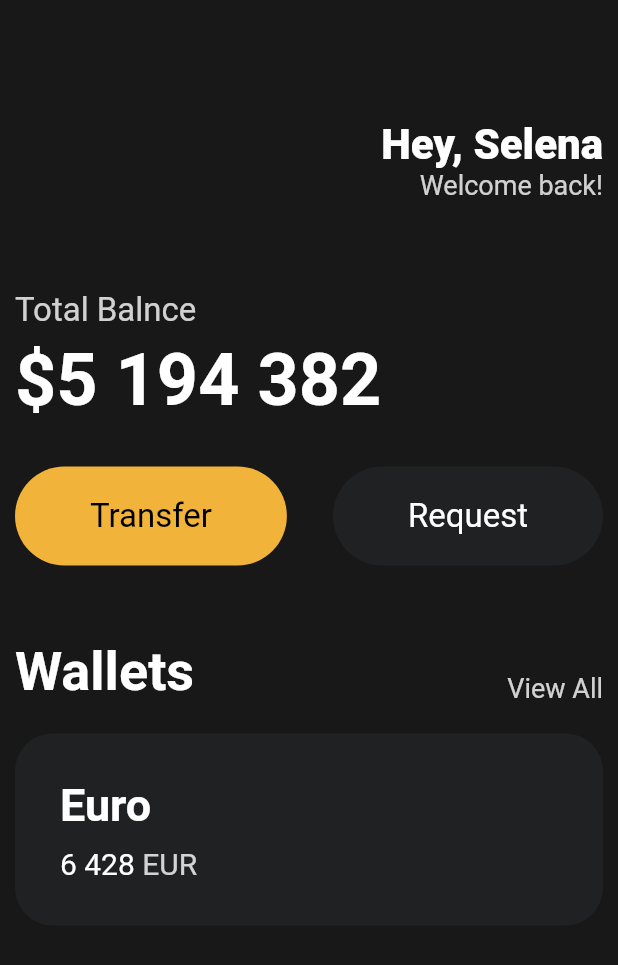
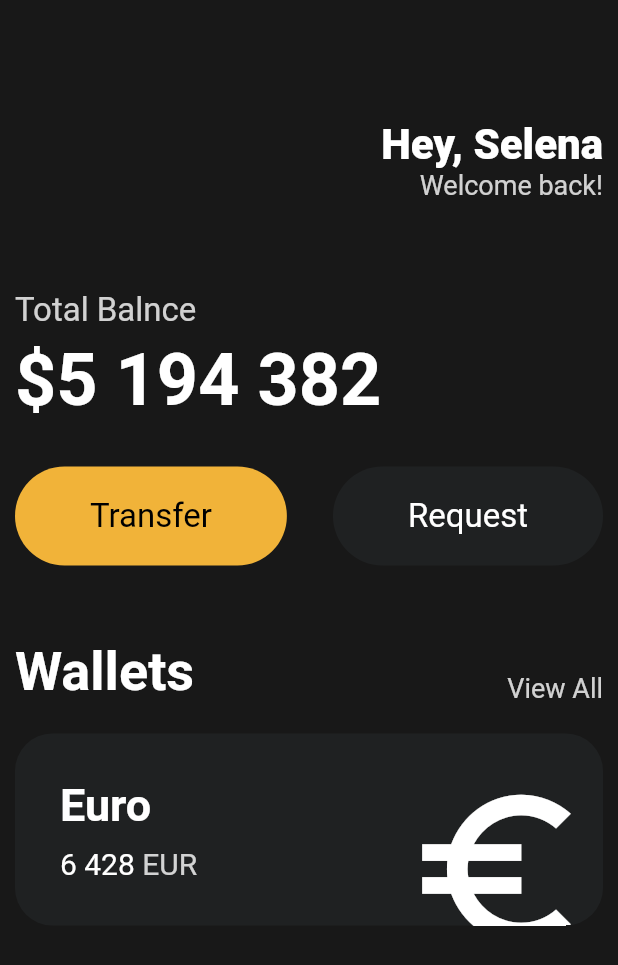
Before and after one commit to greeenCode/toonflix, a Flutter app: the screen it shows after launch, on a phone screen of 412 x 824 dp. Shown: the top 965 px of the screen. Run offline on Flutter 3.47's test engine with Material 2 defaults, Android fonts, the phone set to English and light mode, and no system bars.

Commit message:
3.7 Icons and Transforms

```diff
--- a/lib/main.dart
+++ b/lib/main.dart
@@ -115,12 +115,14 @@ class App extends StatelessWidget {
                 height: 20,
               ),
               Container(
+                clipBehavior: Clip.hardEdge,
                 padding: const EdgeInsets.all(30),
                 decoration: BoxDecoration(
                   color: const Color(0xff1F2122),
                   borderRadius: BorderRadius.circular(25),
                 ),
                 child: Row(
+                  mainAxisAlignment: MainAxisAlignment.spaceBetween,
                   children: [
                     Column(
                       crossAxisAlignment: CrossAxisAlignment.start,
@@ -159,6 +161,17 @@ class App extends StatelessWidget {
                         ),
                       ],
                     ),
+                    Transform.scale(
+                      scale: 2.2,
+                      child: Transform.translate(
+                        offset: const Offset(-5, 12),
+                        child: const Icon(
+                          Icons.euro_symbol_sharp,
+                          color: Colors.white,
+                          size: 60,
+                        ),
+                      ),
+                    ),
                   ],
                 ),
               ),
```
